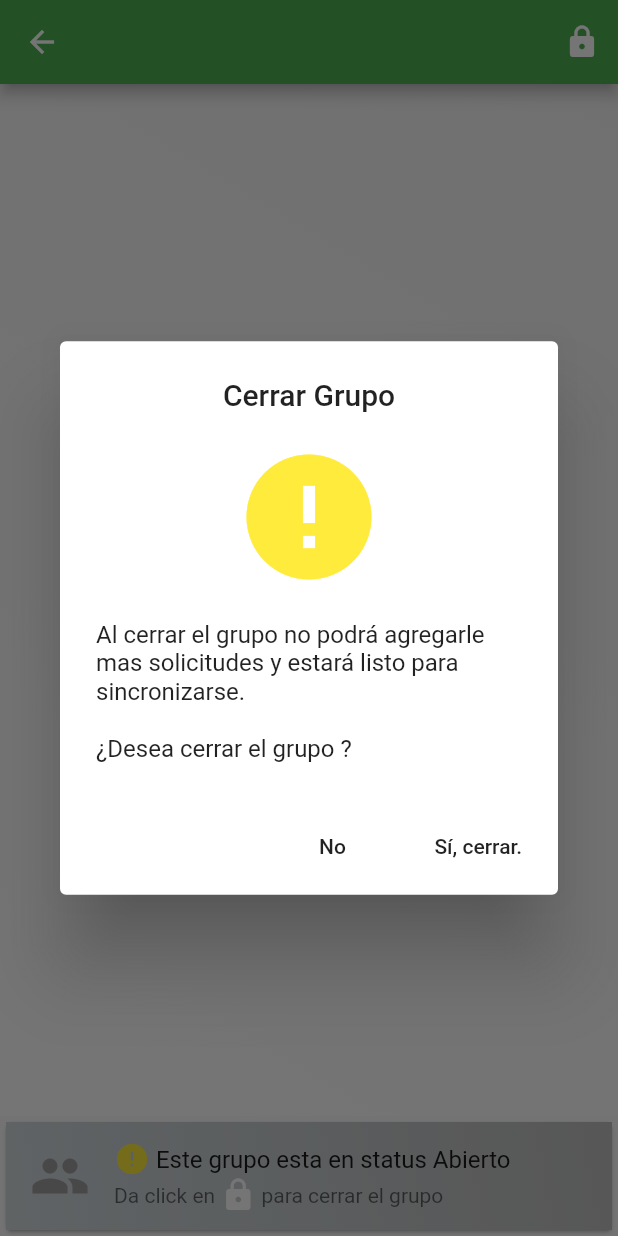
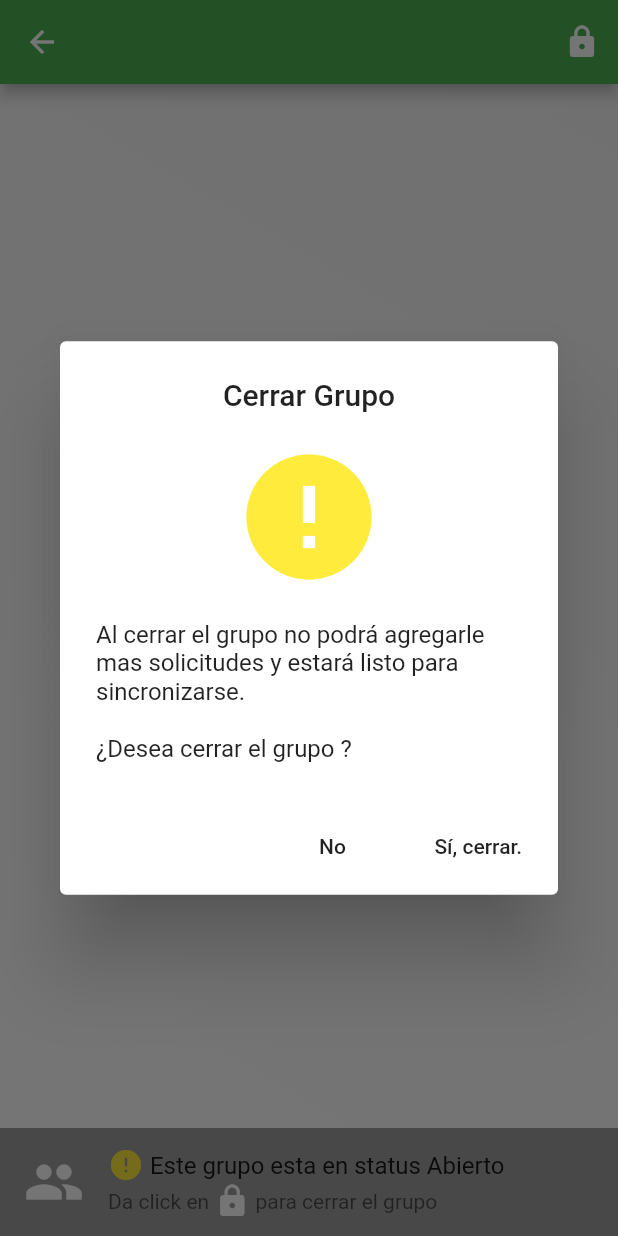
Before and after one commit to guillermoherrera/SGCC, a Flutter app: the ListaSolicitudesGrupo screen opened directly with empty values, after a tap on the "lock" icon, on a phone screen of 412 x 824 dp. Run offline on Flutter 3.47's test engine with Material 2 defaults, Android fonts, the light colour scheme and no system bars; our stand-ins replace cloud_firestore, date_format, firebase_auth, firebase_storage, image_picker, shared_preferences and 1 more; missing offline and left inert: mime_type; accounts and stored records are empty.

Commit message:
actualizar grupo a sincronizado

```diff
--- a/lib/components/custom_drawer.dart
+++ b/lib/components/custom_drawer.dart
@@ -55,7 +55,7 @@ class _CustomDrawerState extends State<CustomDrawer> {
             ),
           ),
           InkWell(
-            onTap: (){Navigator.popUntil(context, ModalRoute.withName('/'));},//Navigator.pushReplacement(context, MaterialPageRoute(builder: (context) => RootPage(authFirebase: widget.authFirebase, colorTema: widget.colorTema,)));},
+            onTap: (){Navigator.pushReplacement(context, MaterialPageRoute(builder: (context) => RootPage(authFirebase: widget.authFirebase, colorTema: widget.colorTema,)));},//Navigator.popUntil(context, ModalRoute.withName('/'));},//Navigator.pushReplacement(context, MaterialPageRoute(builder: (context) => RootPage(authFirebase: widget.authFirebase, colorTema: widget.colorTema,)));},
             child: ListTile(
               title: Text("Inicio"),
               leading: Icon(Icons.home, color: widget.colorTema,),
--- a/lib/pages/grupos.dart
+++ b/lib/pages/grupos.dart
@@ -290,7 +290,7 @@ class _GroupState extends State<Group> {
   Widget getLeyendaGrupo(Grupo grupo){
     bool accion = grupo.status == 0;
     String texto;
-    texto = accion ? "Grupo Abierto.\nCierralo para sincronizar." : "Grupo Cerrado.";
+    texto = accion ? "Grupo Abierto.\nCierralo para sincronizar." : "Grupo Cerrado.\nListo para sincronizar";
     return Row(children: <Widget>[
       Icon(accion ? Icons.lock_open : Icons.lock, size: 20,),
       Text(texto)
--- a/lib/pages/home.dart
+++ b/lib/pages/home.dart
@@ -14,6 +14,7 @@ import 'package:sgcartera_app/pages/lista_solicitudes.dart';
 import 'package:sgcartera_app/pages/solicitud.dart';
 import 'package:sgcartera_app/sqlite_files/models/solicitud.dart' as solicitudModel;
 import 'package:sgcartera_app/sqlite_files/repositories/repository_service_documentoSolicitud.dart';
+import 'package:sgcartera_app/sqlite_files/repositories/repository_service_grupo.dart';
 import 'package:sgcartera_app/sqlite_files/repositories/repository_service_solicitudes.dart';
 import 'package:shared_preferences/shared_preferences.dart';
 
@@ -292,6 +293,7 @@ class _HomePageState extends State<HomePage> {
           solicitudObj.fechaCaputra = DateTime.now();
           var result = await _firestore.collection("Solicitudes").add(solicitudObj.toJson());
           await ServiceRepositorySolicitudes.updateSolicitudStatus(1, solicitud.idSolicitud);
+          if(solicitudObj.grupoId != null) ServiceRepositoryGrupos.updateGrupoStatus(2, solicitudObj.grupoId);
           print(result);
           getListDocumentos();
         }else{
--- a/lib/pages/lista_solicitudes.dart
+++ b/lib/pages/lista_solicitudes.dart
@@ -471,6 +471,7 @@ class _ListaSolicitudesState extends State<ListaSolicitudes> {
           solicitudObj.fechaCaputra = DateTime.now();
           var result = await _firestore.collection("Solicitudes").add(solicitudObj.toJson());
           await ServiceRepositorySolicitudes.updateSolicitudStatus(1, solicitud.idSolicitud);
+          if(solicitudObj.grupoId != null) ServiceRepositoryGrupos.updateGrupoStatus(2, solicitudObj.grupoId);
           print(result);
           getListDocumentos();
         }else{
--- a/lib/pages/lista_solicitudes_grupo.dart
+++ b/lib/pages/lista_solicitudes_grupo.dart
@@ -69,21 +69,15 @@ class _ListaSolicitudesGrupoState extends State<ListaSolicitudesGrupo> {
           )
         ),
         bottomNavigationBar: InkWell(
-          child: Card(
-            child: Container(
+          child:  Container(
               child: ListTile(
-                leading: Icon(Icons.group, color: widget.colorTema,size: 40.0,),
+                leading: Icon(Icons.group, color: Colors.white,size: 40.0,),
                 title: Row(children: <Widget>[Icon(Icons.error, color: status ? Colors.yellow : Colors.green,),Text(" Este grupo esta en status "+(status ? "Abierto" : "Cerrado") )],),
                 subtitle: status ? Row(children: <Widget>[Text("Da click en "), Icon(Icons.lock, color: Colors.white,), Text(" para cerrar el grupo")],) : Text(""),
               ),
-              decoration: BoxDecoration(
-                gradient: LinearGradient(
-                begin: Alignment.topRight,
-                end: Alignment.bottomLeft,
-                colors: [widget.colorTema[400], Colors.blueGrey[100]])
-              ),
+              color: widget.colorTema
             ),
-          )
+
         ),
       )
     );
@@ -101,7 +95,7 @@ class _ListaSolicitudesGrupoState extends State<ListaSolicitudesGrupo> {
                 title: Text(getNombre(solicitudes[index]), style: TextStyle(fontWeight: FontWeight.bold)),
                 subtitle: Text(getImporte(solicitudes[index])),
                 isThreeLine: true,
-                trailing: solicitudes[index].status != 0 ? Icon(Icons.verified_user) : getIcono(solicitudes[index]),
+                trailing: solicitudes[index].status != 0 && solicitudes[index].status != 6 ? Icon(Icons.verified_user) : getIcono(solicitudes[index]),
               ),
               decoration: BoxDecoration(
                 gradient: LinearGradient(
--- a/lib/sqlite_files/repositories/repository_service_grupo.dart
+++ b/lib/sqlite_files/repositories/repository_service_grupo.dart
@@ -5,7 +5,7 @@ import '../database_creator.dart';
 class ServiceRepositoryGrupos{
   static Future<List<Grupo>> getAllGrupos(String userID) async{
     final sql = '''SELECT * FROM ${DataBaseCreator.gruposTable}
-      WHERE ${DataBaseCreator.userID} = "$userID"''';
+      WHERE ${DataBaseCreator.userID} = "$userID" AND ${DataBaseCreator.status} != 2''';
 
     final data = await db.rawQuery(sql);
     List<Grupo> grupos = List();
```
Also changed, not shown: lib/pages/mis_solicitudes.dart (+5 -5 lines), lib/pages/solicitud_editar2.dart (+9 -5 lines).
